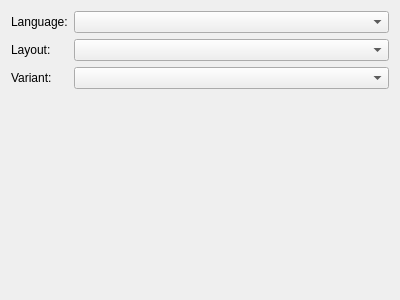
First picture: the form in src/lib/configwidgetslib/layoutselector.ui, repository fcitx/fcitx5-configtool, before the edit.
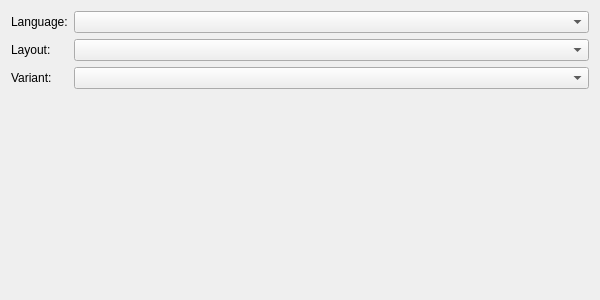
Second picture: the form after the edit.

```diff
--- a/src/lib/configwidgetslib/layoutselector.ui
+++ b/src/lib/configwidgetslib/layoutselector.ui
@@ -6,7 +6,7 @@
    <rect>
     <x>0</x>
     <y>0</y>
-    <width>400</width>
+    <width>600</width>
     <height>300</height>
    </rect>
   </property>
@@ -16,14 +16,14 @@
   <layout class="QVBoxLayout" name="verticalLayout">
    <item>
     <layout class="QFormLayout" name="formLayout">
-     <item row="1" column="0">
+     <item row="0" column="0">
       <widget class="QLabel" name="label_3">
        <property name="text">
         <string>Language:</string>
        </property>
       </widget>
      </item>
-     <item row="1" column="1">
+     <item row="0" column="1">
       <widget class="QComboBox" name="languageComboBox">
        <property name="sizePolicy">
         <sizepolicy hsizetype="MinimumExpanding" vsizetype="Fixed">
@@ -31,16 +31,22 @@
          <verstretch>0</verstretch>
         </sizepolicy>
        </property>
+       <property name="minimumSize">
+        <size>
+         <width>400</width>
+         <height>0</height>
+        </size>
+       </property>
       </widget>
      </item>
-     <item row="2" column="0">
+     <item row="1" column="0">
       <widget class="QLabel" name="label">
        <property name="text">
         <string>Layout:</string>
        </property>
       </widget>
      </item>
-     <item row="2" column="1">
+     <item row="1" column="1">
       <widget class="QComboBox" name="layoutComboBox">
        <property name="sizePolicy">
         <sizepolicy hsizetype="MinimumExpanding" vsizetype="Fixed">
@@ -50,14 +56,14 @@
        </property>
       </widget>
      </item>
-     <item row="3" column="0">
+     <item row="2" column="0">
       <widget class="QLabel" name="label_2">
        <property name="text">
         <string>Variant:</string>
        </property>
       </widget>
      </item>
-     <item row="3" column="1">
+     <item row="2" column="1">
       <widget class="QComboBox" name="variantComboBox">
        <property name="sizePolicy">
         <sizepolicy hsizetype="MinimumExpanding" vsizetype="Fixed">
```
